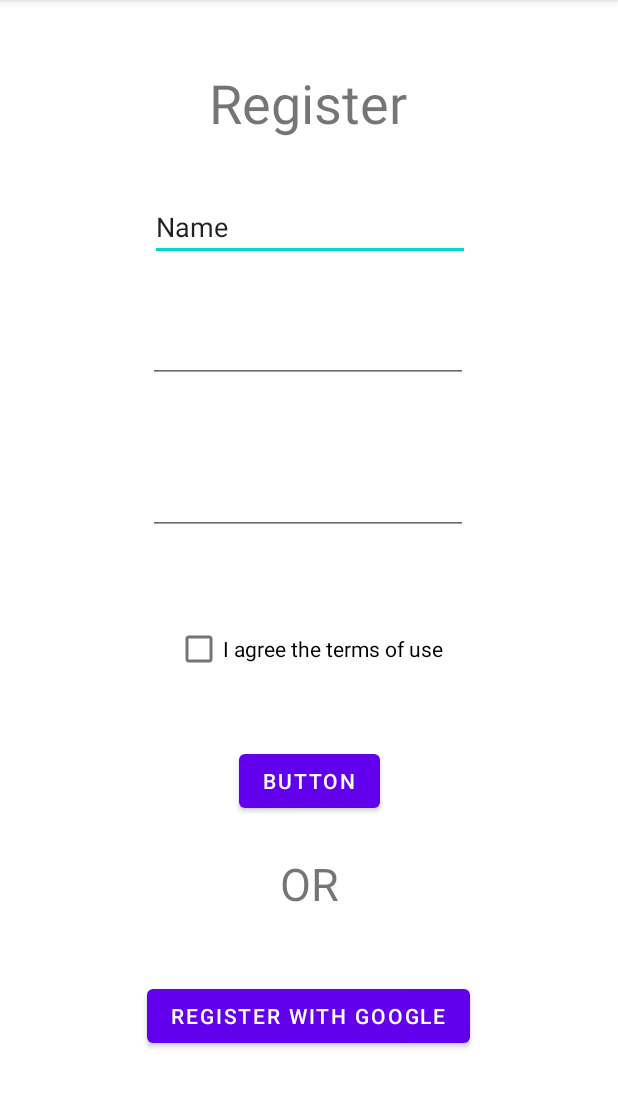
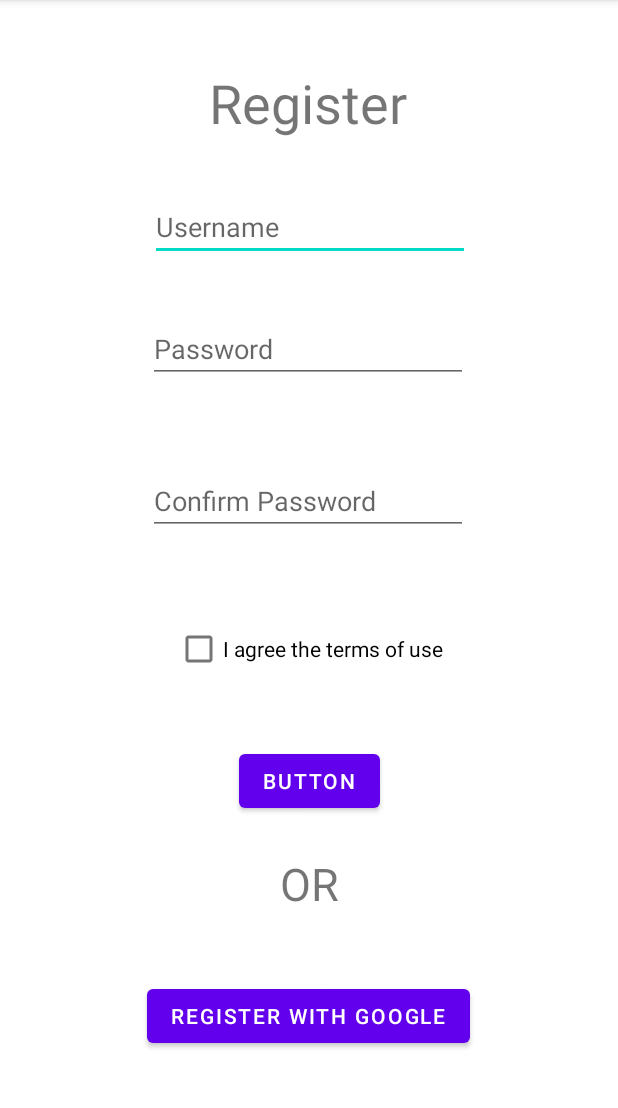
Before and after one commit to Pigeon-s-Map/PigeonsMap-android, an Android app: the RegisterActivity screen opened directly, with no data from a screen before it, on a phone screen of 412 x 824 dp, the part 84-1192 px from its top. Run offline under Robolectric (Android 15) with nearby library versions, the phone set to English and light mode, and no system bars.

Commit message:
Text Fix

```diff
--- a/app/src/main/res/layout/activity_login.xml
+++ b/app/src/main/res/layout/activity_login.xml
@@ -32,6 +32,7 @@
         android:layout_width="wrap_content"
         android:layout_height="wrap_content"
         android:layout_marginTop="24dp"
+        android:hint="Username"
         android:ems="10"
         android:inputType="textPersonName"
         app:layout_constraintEnd_toEndOf="parent"
@@ -44,6 +45,7 @@
         android:layout_width="wrap_content"
         android:layout_height="wrap_content"
         android:layout_marginTop="28dp"
+        android:hint="Password"
         android:ems="10"
         android:inputType="textPassword"
         app:layout_constraintEnd_toEndOf="parent"
--- a/app/src/main/res/layout/activity_register.xml
+++ b/app/src/main/res/layout/activity_register.xml
@@ -23,9 +23,9 @@
         android:layout_width="wrap_content"
         android:layout_height="wrap_content"
         android:layout_marginTop="36dp"
+        android:hint="Username"
         android:ems="10"
         android:inputType="textPersonName"
-        android:text="Name"
         app:layout_constraintEnd_toEndOf="parent"
         app:layout_constraintHorizontal_bias="0.502"
         app:layout_constraintStart_toStartOf="parent"
@@ -36,6 +36,7 @@
         android:layout_width="wrap_content"
         android:layout_height="wrap_content"
         android:layout_marginTop="36dp"
+        android:hint="Password"
         android:ems="10"
         android:inputType="textPassword"
         app:layout_constraintEnd_toEndOf="parent"
@@ -48,6 +49,7 @@
         android:layout_width="wrap_content"
         android:layout_height="wrap_content"
         android:layout_marginTop="56dp"
+        android:hint="Confirm Password"
         android:ems="10"
         android:inputType="textPassword"
         app:layout_constraintEnd_toEndOf="parent"
```
